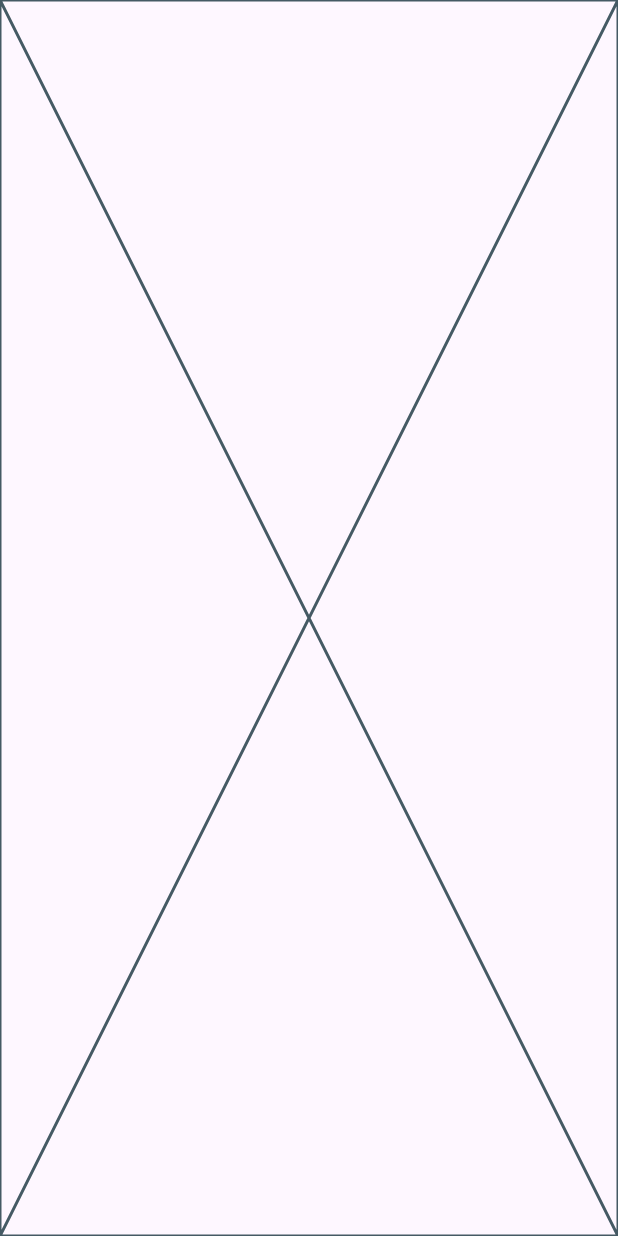
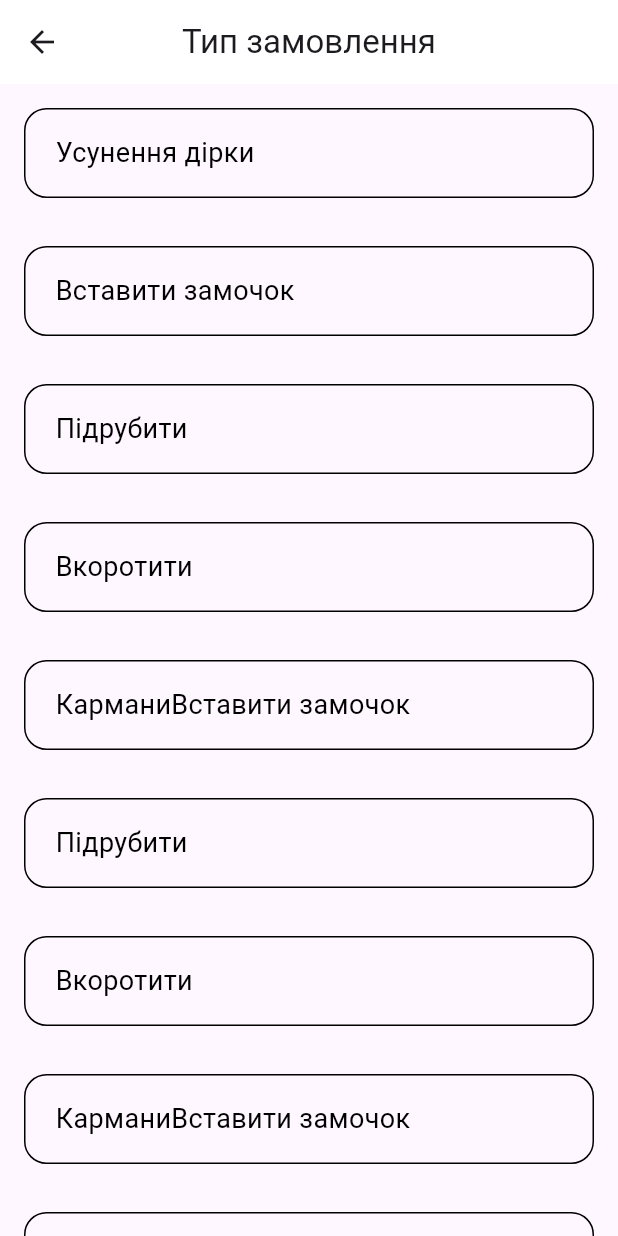
Before and after one commit to ViktorDov/SmartTailor, a Flutter app: the screen it shows after launch, after a tap on "Створити замовлення", on a phone screen of 412 x 824 dp. Run offline on Flutter 3.47's test engine with Material 3 defaults, Android fonts, the phone set to English and light mode, and no system bars; our stand-ins replace go_router.

Commit message:
oder_update

```diff
--- a/lib/presentation/navigation/navigation.dart
+++ b/lib/presentation/navigation/navigation.dart
@@ -1,5 +1,5 @@
 import 'package:go_router/go_router.dart';
-import '../screens/add_order/repair/choose_order_type.dart';
+import '../screens/add_order/repair/order_type/choose_order_type.dart';
 import '../screens/add_order/repair/create_order_data.dart';
 import '../screens/home.dart';
 
@@ -17,9 +17,9 @@ class Navigation {
         builder: (context, state) => const AddOrderScreenWidget(),
       ),
       GoRoute(
-        path: ChooseOrderTypeWidget.path,
-        name: ChooseOrderTypeWidget.name,
-        builder: (context, state) => const ChooseOrderTypeWidget(),
+        path: OrderTypeScreen.path,
+        name: OrderTypeScreen.name,
+        builder: (context, state) => const OrderTypeScreen(),
       ),
     ],
   );
--- a/lib/presentation/screens/add_order/repair/choose_order_type.dart
+++ /dev/null
@@ -1,23 +0,0 @@
-import 'package:flutter/material.dart';
-
-class ChooseOrderTypeWidget extends StatelessWidget {
-  static const String path = '/choose_type';
-  static const String name = 'chooseType';
-  const ChooseOrderTypeWidget({super.key});
-
-  @override
-  Widget build(BuildContext context) {
-    return Scaffold(
-      body: CooseOrderTypeBody(),
-    );
-  }
-}
-
-class CooseOrderTypeBody extends StatelessWidget {
-  const CooseOrderTypeBody({super.key});
-
-  @override
-  Widget build(BuildContext context) {
-    return const Placeholder();
-  }
-}
--- /dev/null
+++ b/lib/presentation/screens/add_order/repair/order_type/choose_order_type.dart
@@ -0,0 +1,71 @@
+import 'package:flutter/material.dart';
+import 'package:go_router/go_router.dart';
+import '../../../home.dart' show HomeScreen;
+
+class OrderTypeScreen extends StatelessWidget {
+  static const String path = '/choose_type';
+  static const String name = 'chooseType';
+  const OrderTypeScreen({super.key});
+
+  @override
+  Widget build(BuildContext context) {
+    return Scaffold(
+      appBar: AppBar(
+        title: Text(
+          'Тип замовлення',
+        ),
+        centerTitle: true,
+        backgroundColor: Colors.white,
+        leading: IconButton(
+          onPressed: () => context.goNamed(HomeScreen.name),
+          icon: Icon(Icons.arrow_back),
+        ),
+      ),
+      body: CooseOrderTypeBody(),
+    );
+  }
+}
+
+class CooseOrderTypeBody extends StatelessWidget {
+  final List<String> workTypes = [
+    "Усунення дірки",
+    "Вставити замочок",
+    "Підрубити",
+    "Вкоротити",
+    "Кармани"
+        "Вставити замочок",
+    "Підрубити",
+    "Вкоротити",
+    "Кармани"
+        "Вставити замочок",
+    "Підрубити",
+    "Вкоротити",
+    "Кармани"
+  ];
+
+  CooseOrderTypeBody({super.key});
+
+  @override
+  Widget build(BuildContext context) {
+    return ListView.builder(
+      itemCount: workTypes.length,
+      itemBuilder: (context, inext) {
+        String workType = workTypes[inext];
+        return Padding(
+          padding: EdgeInsets.symmetric(vertical: 16, horizontal: 16),
+          child: Container(
+            padding: EdgeInsets.symmetric(vertical: 16, horizontal: 20),
+            decoration: BoxDecoration(
+              border: Border.all(color: Colors.black),
+              borderRadius: BorderRadius.circular(15),
+            ),
+            child: Text(
+              workType,
+              style: TextStyle(color: Colors.black, fontSize: 18),
+            ),
+          ),
+        );
+      },
+    );
+  }
+}
--- a/lib/presentation/screens/home.dart
+++ b/lib/presentation/screens/home.dart
@@ -1,6 +1,6 @@
 import 'package:flutter/material.dart';
 import 'package:go_router/go_router.dart';
-import 'package:smart_tailor/presentation/screens/add_order/repair/choose_order_type.dart';
+import 'package:smart_tailor/presentation/screens/add_order/repair/order_type/choose_order_type.dart';
 // import 'package:smart_tailor/presentation/screens/add_order/repair/create_order_data.dart';
 
 import '../widgets/custom_button.dart';
@@ -49,7 +49,7 @@ class HomeButtonFormWidget extends StatelessWidget {
       children: [
         CustomButtonWidget(
           onPressed: () {
-            context.goNamed(ChooseOrderTypeWidget.name);
+            context.goNamed(OrderTypeScreen.name);
           },
           text: 'Створити замовлення',
         ),
```
Also changed, not shown: lib/domain/entity/order.dart (added, +68 -0 lines), lib/presentation/widgets/appbar.dart (added, +23 -0 lines), pubspec.lock, 5 other files.
